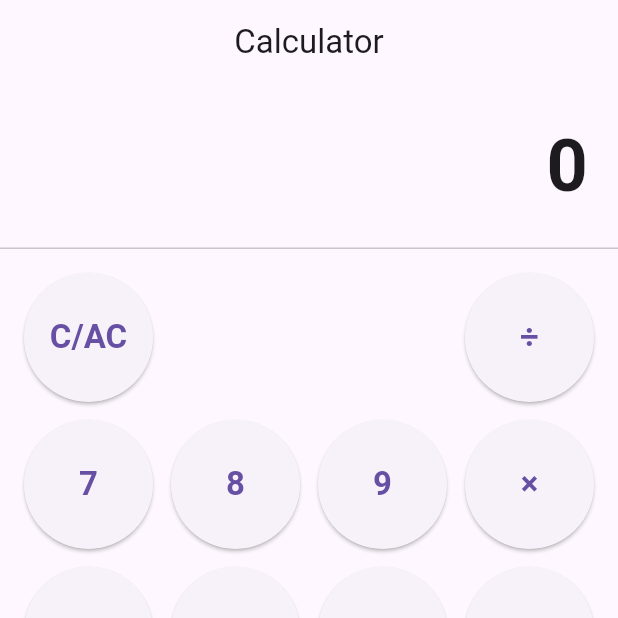
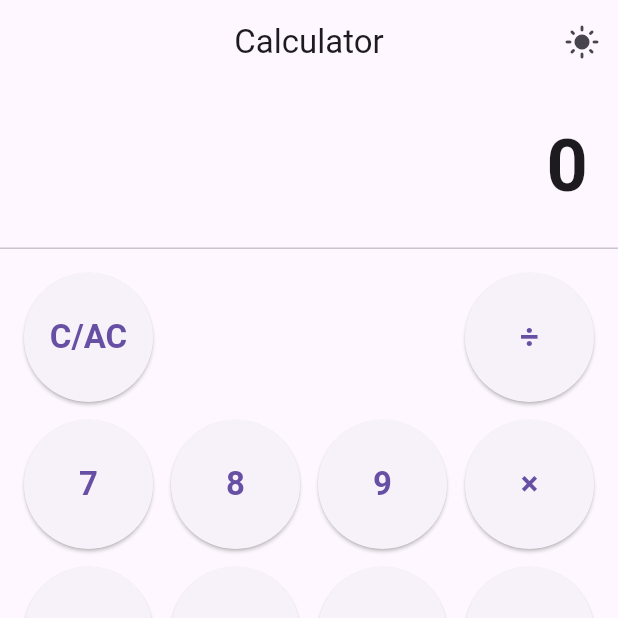
Before and after one commit to rdinani1/calculator, a Flutter app: the screen it shows after launch, on a phone screen of 412 x 824 dp, the top half of it. Run offline on Flutter 3.47's test engine with Material 3 defaults, Android fonts, the phone set to English and light mode, and no system bars.

Commit message:
Theme toggle

```diff
--- a/lib/main.dart
+++ b/lib/main.dart
@@ -4,22 +4,55 @@ void main() {
   runApp(const CalculatorApp());
 }
 
-class CalculatorApp extends StatelessWidget {
+class CalculatorApp extends StatefulWidget {
   const CalculatorApp({super.key});
+
+  @override
+  State<CalculatorApp> createState() => _CalculatorAppState();
+}
+
+class _CalculatorAppState extends State<CalculatorApp> {
+  bool _isDark = false;
+
+  ThemeData get _lightTheme => ThemeData(
+        useMaterial3: true,
+        brightness: Brightness.light,
+      );
+
+  ThemeData get _darkTheme => ThemeData(
+        useMaterial3: true,
+        brightness: Brightness.dark,
+      );
+
+  void _toggleTheme() {
+    setState(() {
+      _isDark = !_isDark;
+    });
+  }
 
   @override
   Widget build(BuildContext context) {
     return MaterialApp(
       debugShowCheckedModeBanner: false,
       title: 'Calculator',
-      theme: ThemeData(useMaterial3: true),
-      home: const CalculatorScreen(),
+      theme: _isDark ? _darkTheme : _lightTheme,
+      home: CalculatorScreen(
+        isDark: _isDark,
+        onToggleTheme: _toggleTheme,
+      ),
     );
   }
 }
 
 class CalculatorScreen extends StatefulWidget {
-  const CalculatorScreen({super.key});
+  final bool isDark;
+  final VoidCallback onToggleTheme;
+
+  const CalculatorScreen({
+    super.key,
+    required this.isDark,
+    required this.onToggleTheme,
+  });
 
   @override
   State<CalculatorScreen> createState() => _CalculatorScreenState();
@@ -185,6 +218,8 @@ class _CalculatorScreenState extends State<CalculatorScreen> {
 
   @override
   Widget build(BuildContext context) {
+    final icon = widget.isDark ? Icons.dark_mode : Icons.light_mode;
+
     final buttons = <Widget>[
       _calcButton(label: 'C/AC', onTap: _onClearPress),
       const SizedBox.shrink(),
@@ -216,6 +251,13 @@ class _CalculatorScreenState extends State<CalculatorScreen> {
       appBar: AppBar(
         title: const Text('Calculator'),
         centerTitle: true,
+        actions: [
+          IconButton(
+            tooltip: 'Toggle theme',
+            onPressed: widget.onToggleTheme,
+            icon: Icon(icon),
+          ),
+        ],
       ),
       body: SafeArea(
         child: Column(
```
